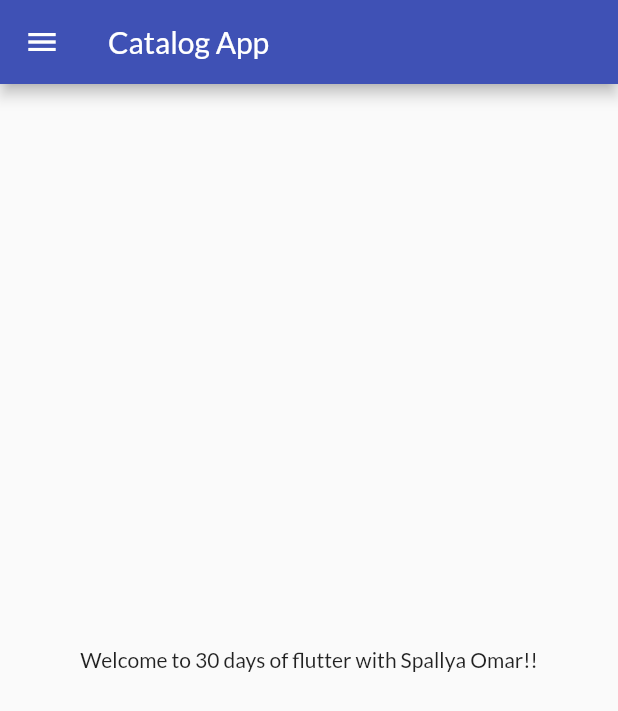
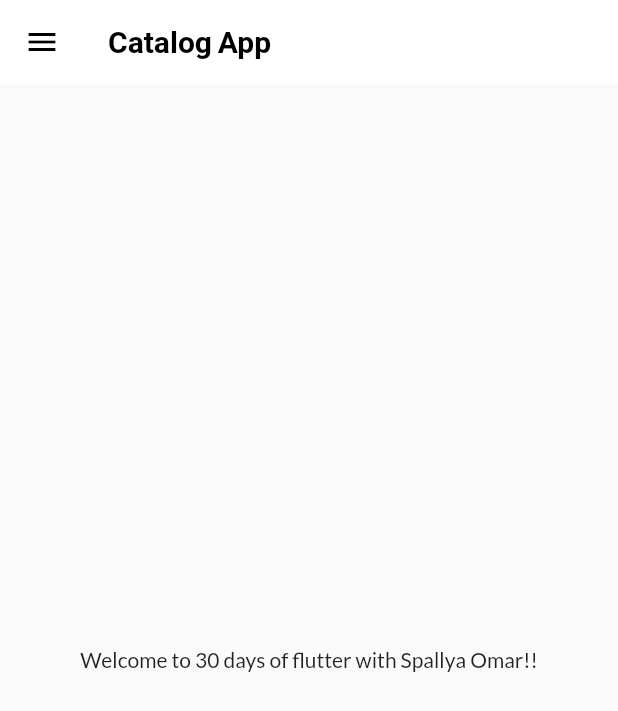
Before and after one commit to spallya/flutter_catalog, a Flutter app: the screen it shows after launch, on a phone screen of 412 x 824 dp. Shown: the top 711 px of the screen. Run offline on Flutter 3.47's test engine with Material 2 defaults, Android fonts, the phone set to English and light mode, and no system bars; our stand-ins replace google_fonts.

Commit message:
extracted themes

```diff
--- a/lib/main.dart
+++ b/lib/main.dart
@@ -1,5 +1,6 @@
 import 'package:flutter/material.dart';
 import 'package:flutter_catalog/utils/routes.dart';
+import 'package:flutter_catalog/widgets/themes.dart';
 import 'pages/login_page.dart';
 import 'pages/home_page.dart';
 import 'package:google_fonts/google_fonts.dart';
@@ -14,10 +15,9 @@ class MyApp extends StatelessWidget {
   @override
   Widget build(BuildContext context) {
     return MaterialApp(
-      theme: ThemeData(
-          primarySwatch: Colors.indigo,
-          fontFamily: GoogleFonts.lato().fontFamily,
-          textTheme: GoogleFonts.latoTextTheme()),
+      themeMode: ThemeMode.system,
+      theme: CatalogAppTheme.lightTheme(),
+      darkTheme: CatalogAppTheme.darkTheme(),
       initialRoute: CatalogAppRoutes.homeRoute,
       debugShowCheckedModeBanner: false,
       routes: {
--- /dev/null
+++ b/lib/widgets/themes.dart
@@ -0,0 +1,26 @@
+import 'package:flutter/material.dart';
+import 'package:google_fonts/google_fonts.dart';
+
+class CatalogAppTheme {
+  static ThemeData lightTheme() => ThemeData(
+      primarySwatch: Colors.indigo,
+      fontFamily: GoogleFonts.lato().fontFamily,
+      textTheme: GoogleFonts.latoTextTheme(),
+      appBarTheme: const AppBarTheme(
+          color: Colors.white,
+          elevation: 0.0,
+          iconTheme: IconThemeData(color: Colors.black),
+          titleTextStyle: TextStyle(
+              color: Colors.black, fontSize: 20, fontWeight: FontWeight.bold)));
+
+  static ThemeData darkTheme() => ThemeData(
+      primarySwatch: Colors.blueGrey,
+      fontFamily: GoogleFonts.lato().fontFamily,
+      textTheme: GoogleFonts.latoTextTheme(),
+      appBarTheme: const AppBarTheme(
+          color: Colors.black,
+          elevation: 0.0,
+          iconTheme: IconThemeData(color: Colors.white),
+          titleTextStyle: TextStyle(
+              color: Colors.white, fontSize: 20, fontWeight: FontWeight.bold)));
+}
```
